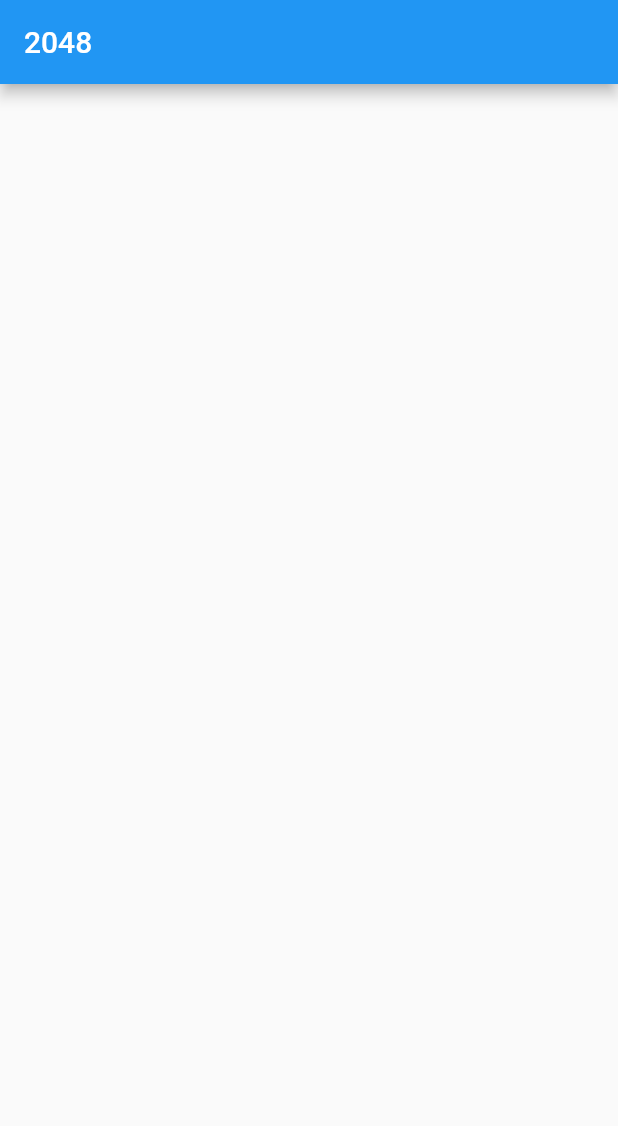
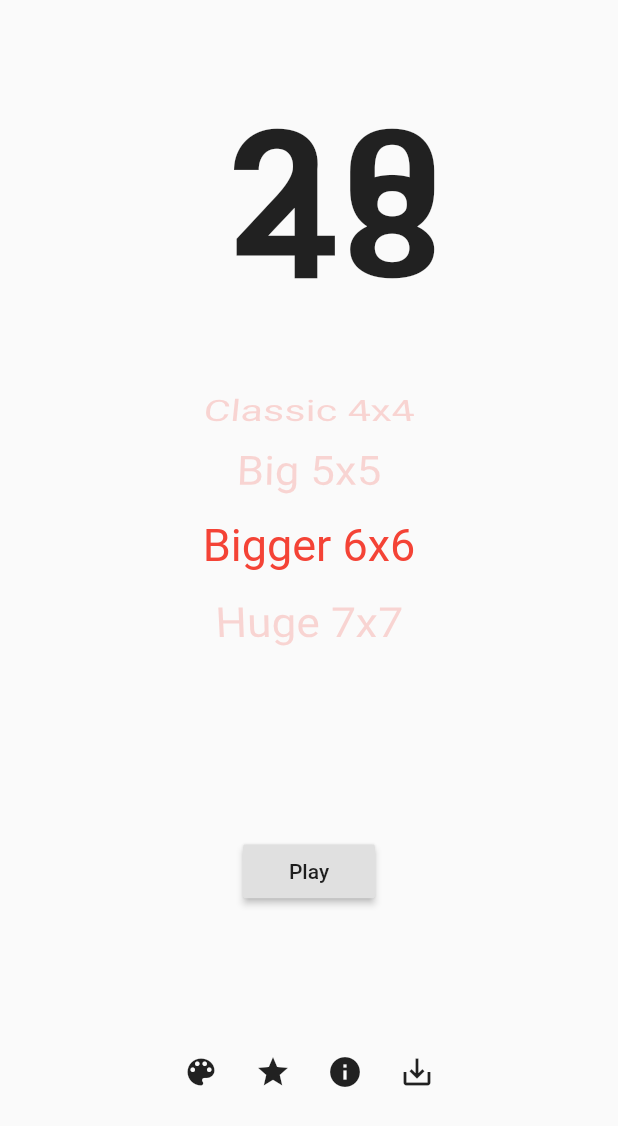
Before and after one commit to manickjamadar/2048, a Flutter app: the screen it shows after launch, on a phone screen of 412 x 824 dp. Shown: the top 1126 px of the screen. Run offline on Flutter 3.47's test engine with Material 2 defaults, Android fonts, the light colour scheme and no system bars; our stand-ins replace bloc, dartz, equatable, flutter_bloc, freezed_annotation; generated files the repository leaves out were written again.

Commit message:
basic home screen created

```diff
--- a/lib/presentation/screens/home/home_screen.dart
+++ b/lib/presentation/screens/home/home_screen.dart
@@ -1,12 +1,64 @@
 import 'package:flutter/material.dart';
+import 'package:twozerofoureight/presentation/core/my_icons.dart';
 
 class HomeScreen extends StatelessWidget {
   @override
   Widget build(BuildContext context) {
+    final style = TextStyle(fontSize: 30, color: Colors.red);
+    final boards = [
+      "Tiny 3x3",
+      "Classic 4x4",
+      "Big 5x5",
+      "Bigger 6x6",
+      "Huge 7x7"
+    ];
     return Scaffold(
-      appBar: AppBar(
-        title: Text("2048"),
+        body: SafeArea(
+      child: Column(
+        crossAxisAlignment: CrossAxisAlignment.center,
+        mainAxisAlignment: MainAxisAlignment.spaceEvenly,
+        children: [
+          Icon(MyIcons.logo, size: 100),
+          SizedBox(
+              height: 200,
+              child: ListWheelScrollView(
+                controller: FixedExtentScrollController(initialItem: 3),
+                overAndUnderCenterOpacity: 0.2,
+                clipBehavior: Clip.none,
+                onSelectedItemChanged: (value) {
+                  print(value);
+                },
+                itemExtent: 50,
+                children:
+                    boards.map((board) => Text(board, style: style)).toList(),
+              )),
+          RaisedButton(
+            child: Text("Play"),
+            onPressed: () {},
+          ),
+          Row(
+            mainAxisAlignment: MainAxisAlignment.center,
+            children: [
+              IconButton(
+                icon: Icon(MyIcons.colorPallete),
+                onPressed: () {},
+              ),
+              IconButton(
+                icon: Icon(MyIcons.rating),
+                onPressed: () {},
+              ),
+              IconButton(
+                icon: Icon(MyIcons.about),
+                onPressed: () {},
+              ),
+              IconButton(
+                icon: Icon(MyIcons.save),
+                onPressed: () {},
+              ),
+            ],
+          )
+        ],
       ),
-    );
+    ));
   }
 }
```
